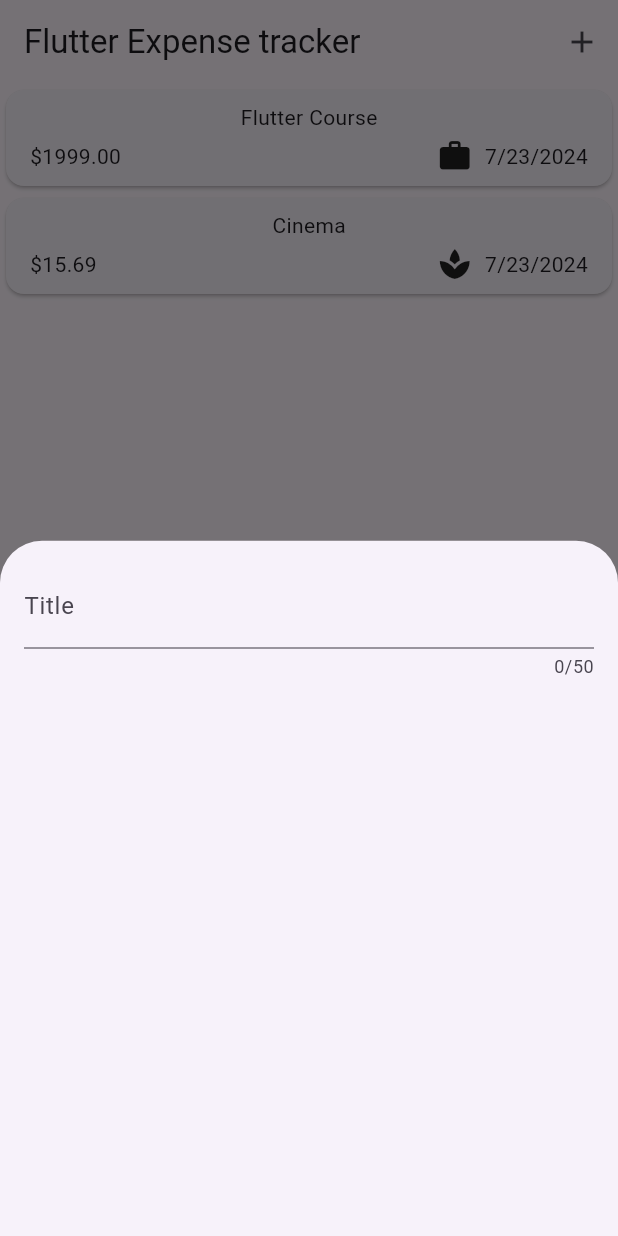
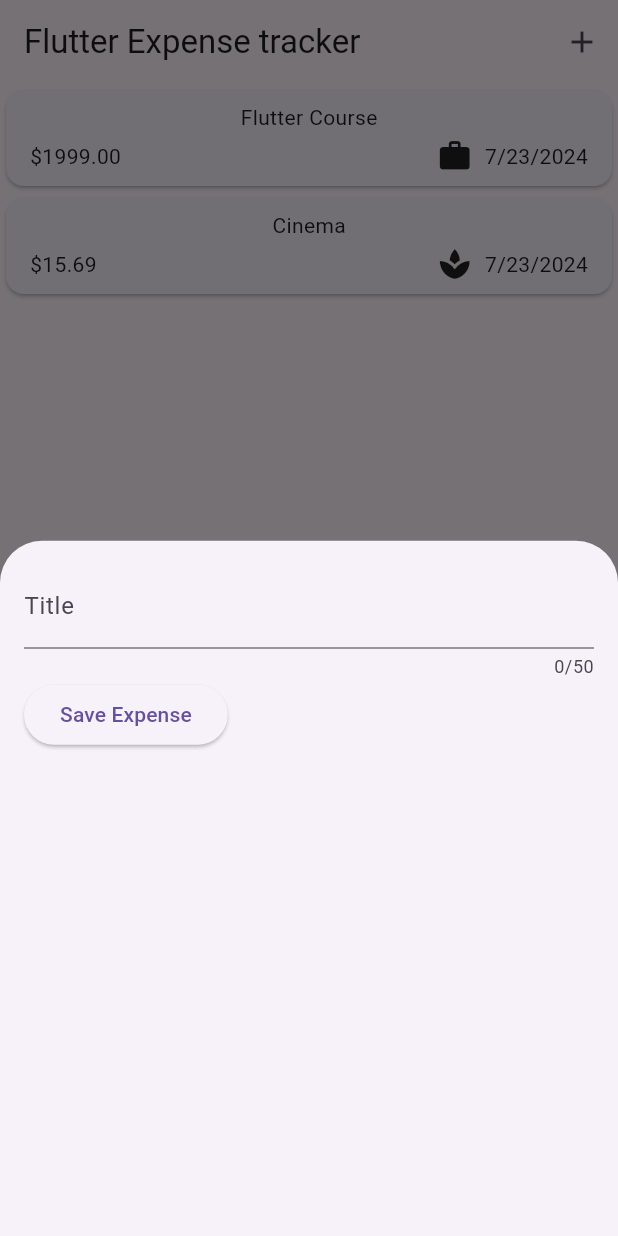
Before and after one commit to lancekian12/Expense-Tracker, a Flutter app: the screen it shows after launch, after a tap on the "add" icon, on a phone screen of 412 x 824 dp. Run offline on Flutter 3.47's test engine with Material 3 defaults, Android fonts, the phone set to English and light mode, and no system bars.

Commit message:
Getting user input on every key stroke

```diff
--- a/lib/widgets/new_expense.dart
+++ b/lib/widgets/new_expense.dart
@@ -9,18 +9,33 @@ class NewExpense extends StatefulWidget {
 }
 
 class _NewExpenseState extends State<NewExpense> {
+  var _enterdTitle = '';
+  void _saveTitleInput(String inputValue) {
+    _enterdTitle = inputValue;
+  }
+
   @override
   Widget build(context) {
     return Padding(
-      padding: const EdgeInsets.all(16),
+      padding: EdgeInsets.all(16),
       child: Column(
-        children: const [
+        children: [
           TextField(
+            onChanged: _saveTitleInput,
             maxLength: 50,
-            decoration: InputDecoration(
+            decoration: const InputDecoration(
               label: Text('Title'),
             ),
           ),
+          Row(
+            children: [
+              ElevatedButton(
+                  onPressed: () {
+                    print(_enterdTitle);
+                  },
+                  child: const Text('Save Expense'))
+            ],
+          )
         ],
       ),
     );
```
